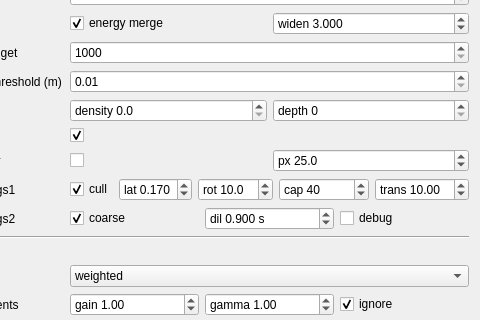
Before: the Qt Designer form gui_client/GaussianSplatSettingsWidget.ui in russiaman/substrata_robo, drawn with Qt 5; both pictures show x 91 to 571 and y 191 to 511 of the 571 by 1252 pixel window.
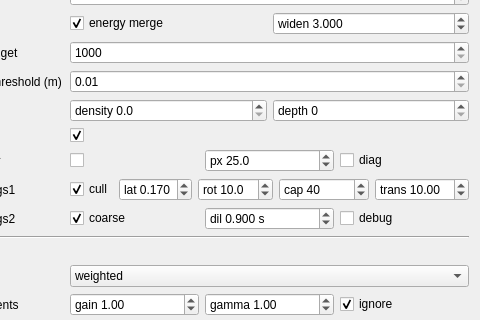
After: the same form once the commit is applied.

Commit message:
Splat UI: "diag" checkbox on the Saturation filter row
Drives the new [gsr-sat-diag] line (glare-core). Separate from the filter
log toggle because the counting it enables sits in the same hot loops the
stage's timings are read from - the numbers have to be readable without it.
Measurement mode, so not persisted between sessions, same as the Saturation
filter checkbox beside it.

```diff
--- a/gui_client/GaussianSplatSettingsWidget.ui
+++ b/gui_client/GaussianSplatSettingsWidget.ui
@@ -644,6 +644,19 @@
         </property>
        </widget>
       </item>
+      <item>
+       <widget class="QCheckBox" name="satDiagCheckBox">
+        <property name="text">
+         <string>diag</string>
+        </property>
+        <property name="toolTip">
+         <string>SESSION076 DIAGNOSTIC. Prints an extra [gsr-sat-diag] line breaking down what the coarse capture is actually buying this stage: cA/cB splits the captured nodes into the genuinely low-detail cut (captured for being at or below "px") and the near-field nodes captured only because their branch hit a leaf while still coarser than that - the latter are duplicates of nodes already in the fine frontier, present only because the drawn coarse patch needs a complete cover, which this grid does not. writers is how many captured nodes the grid actually accepted (a node contributes only if its footprint fully covers at least one tile), against pred=, the same count derived analytically - they must agree. Needs the filter log on, and Saturation filter on. Own checkbox rather than more fields on [gsr-sat] because the counting perturbs the very loops being timed. Not saved between sessions.</string>
+        </property>
+        <property name="checked">
+         <bool>false</bool>
+        </property>
+       </widget>
+      </item>
      </layout>
     </widget>
    </item>
```
The commit also changes 2 other files.
